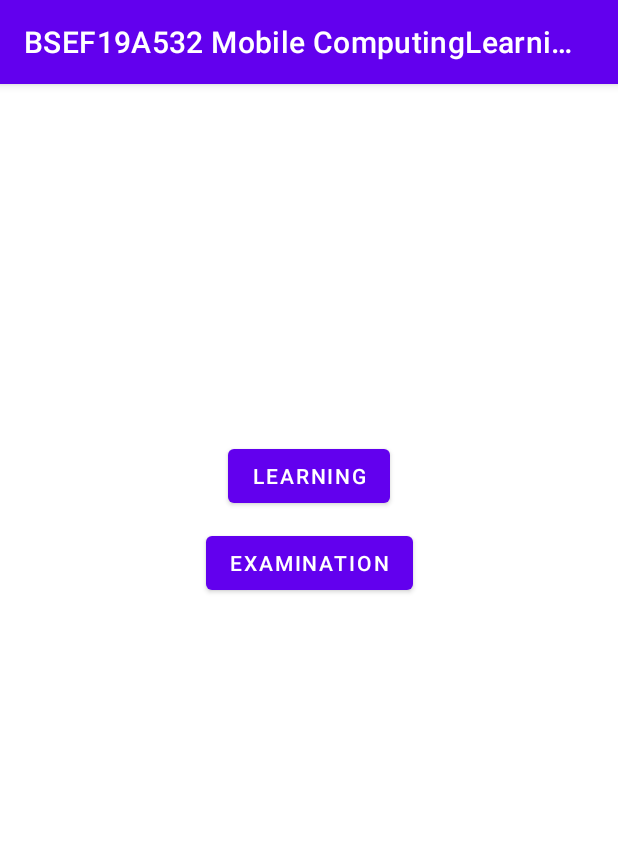
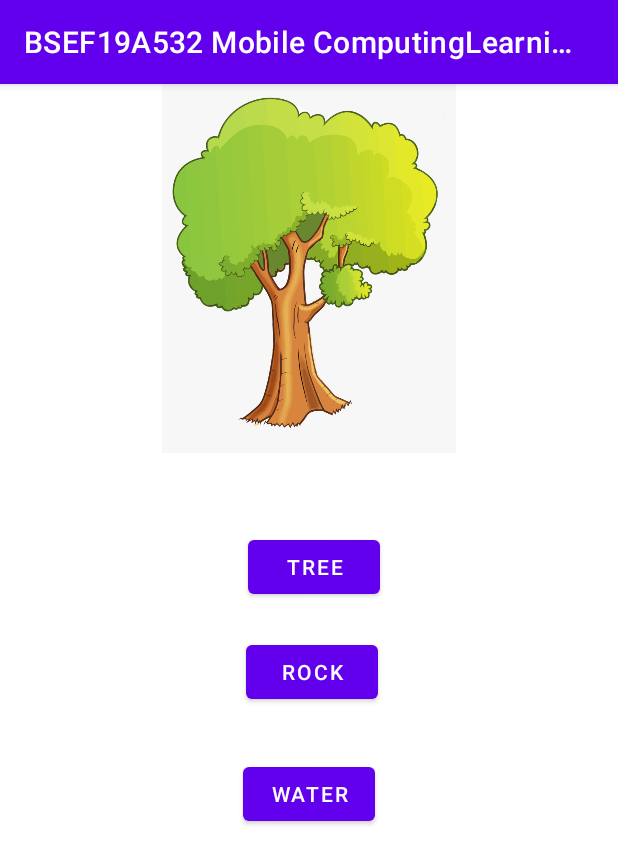
Before and after one commit to BSEF19A532/BSEF19A532-Mobile-Computing-Learning-And-Teaching-App, an Android app: the screen it shows after launch (MainActivity before the commit, Exam after it), after a tap on "EXAMINATION", on a phone screen of 412 x 824 dp. Shown: the top 864 px of the screen. Run offline under Robolectric (Android 15) with nearby library versions, the phone set to English and light mode, and no system bars.

Commit message:
Added basic exam layout

```diff
--- a/app/src/main/AndroidManifest.xml
+++ b/app/src/main/AndroidManifest.xml
@@ -9,6 +9,9 @@
         android:roundIcon="@mipmap/ic_launcher_round"
         android:supportsRtl="true"
         android:theme="@style/Theme.BSEF19A532MobileComputingLearningAndTeachingApp">
+        <activity
+            android:name=".Exam"
+            android:exported="true" />
         <activity
             android:name=".Learning"
             android:exported="true" />
--- /dev/null
+++ b/app/src/main/java/com/example/bsef19a532mobilecomputinglearningandteachingapp/Exam.java
@@ -0,0 +1,64 @@
+package com.example.bsef19a532mobilecomputinglearningandteachingapp;
+
+import androidx.appcompat.app.AppCompatActivity;
+
+import android.os.Bundle;
+import android.text.TextUtils;
+import android.widget.Button;
+import android.widget.ImageView;
+
+public class Exam extends AppCompatActivity {
+
+    int img;
+    String correct_option = "";
+    String wrong_option_1 = "";
+    String wrong_option_2 = "";
+
+    ImageView imgView;
+    Button option_1;
+    Button option_2;
+    Button option_3;
+
+
+    @Override
+    protected void onCreate(Bundle savedInstanceState) {
+        super.onCreate(savedInstanceState);
+        setContentView(R.layout.activity_exam);
+
+        option_1 = findViewById(R.id.option_1);
+        option_2 = findViewById(R.id.option_2);
+        option_3 = findViewById(R.id.option_3);
+
+        imgView = findViewById(R.id.image);
+
+        if ( img == 0 ) {
+            img = R.drawable.tree;
+        }
+
+        if ( correct_option.isEmpty() ) {
+            correct_option = "Tree";
+        }
+
+        if ( wrong_option_1.isEmpty() ) {
+            wrong_option_1 = "Rock";
+        }
+
+        if ( wrong_option_2.isEmpty() ) {
+            wrong_option_2 = "Water";
+        }
+
+        imgView.setImageResource(img);
+        option_1.setText(correct_option);
+        option_2.setText(wrong_option_1);
+        option_3.setText(wrong_option_2);
+    }
+
+    @Override
+    protected void onRestoreInstanceState(Bundle savedInstanceState) {
+        super.onRestoreInstanceState(savedInstanceState);
+        img = savedInstanceState.getInt("image");
+        correct_option = savedInstanceState.getString("correct_option");
+        wrong_option_1 = savedInstanceState.getString("wrong_option_1");
+        wrong_option_2 = savedInstanceState.getString("wrong_option_2");
+    }
+}
--- a/app/src/main/java/com/example/bsef19a532mobilecomputinglearningandteachingapp/MainActivity.java
+++ b/app/src/main/java/com/example/bsef19a532mobilecomputinglearningandteachingapp/MainActivity.java
@@ -33,7 +33,8 @@ public class MainActivity extends AppCompatActivity {
         btn_exam.setOnClickListener(new View.OnClickListener() {
             @Override
             public void onClick(View view) {
-
+                Intent intent = new Intent(MainActivity.this, Exam.class);
+                startActivity(intent);
             }
         });
     }
--- /dev/null
+++ b/app/src/main/res/layout/activity_exam.xml
@@ -0,0 +1,48 @@
+<?xml version="1.0" encoding="utf-8"?>
+<androidx.constraintlayout.widget.ConstraintLayout xmlns:android="http://schemas.android.com/apk/res/android"
+    xmlns:app="http://schemas.android.com/apk/res-auto"
+    xmlns:tools="http://schemas.android.com/tools"
+    android:layout_width="match_parent"
+    android:layout_height="match_parent"
+    tools:context=".Exam">
+
+    <ImageView
+        android:id="@+id/image"
+        android:layout_width="409dp"
+        android:layout_height="246dp"
+        app:layout_constraintEnd_toEndOf="parent"
+        app:layout_constraintStart_toStartOf="parent"
+        app:layout_constraintTop_toTopOf="parent"
+        app:srcCompat="@color/black"
+        tools:srcCompat="@drawable/ic_launcher_background" />
+
+    <Button
+        android:id="@+id/option_1"
+        android:layout_width="wrap_content"
+        android:layout_height="wrap_content"
+        android:layout_marginStart="3dp"
+        android:layout_marginTop="298dp"
+        android:text="Button"
+        app:layout_constraintStart_toStartOf="@+id/option_3"
+        app:layout_constraintTop_toTopOf="parent" />
+
+    <Button
+        android:id="@+id/option_2"
+        android:layout_width="wrap_content"
+        android:layout_height="wrap_content"
+        android:layout_marginTop="22dp"
+        android:layout_marginEnd="1dp"
+        android:text="Button"
+        app:layout_constraintEnd_toEndOf="@+id/option_1"
+        app:layout_constraintTop_toBottomOf="@+id/option_1" />
+
+    <Button
+        android:id="@+id/option_3"
+        android:layout_width="wrap_content"
+        android:layout_height="wrap_content"
+        android:layout_marginTop="33dp"
+        android:text="Button"
+        app:layout_constraintEnd_toEndOf="parent"
+        app:layout_constraintStart_toStartOf="parent"
+        app:layout_constraintTop_toBottomOf="@+id/option_2" />
+</androidx.constraintlayout.widget.ConstraintLayout>
--- a/app/src/main/res/layout/activity_learning.xml
+++ b/app/src/main/res/layout/activity_learning.xml
@@ -43,8 +43,11 @@
         android:layout_width="wrap_content"
         android:layout_height="wrap_content"
         android:layout_marginEnd="16dp"
+        android:alpha="1"
+        android:background="#932B2B"
         android:text="@string/next"
         app:layout_constraintBottom_toBottomOf="@+id/btn_prev"
         app:layout_constraintEnd_toEndOf="parent"
-        app:layout_constraintTop_toTopOf="@+id/btn_prev" />
+        app:layout_constraintTop_toTopOf="@+id/btn_prev"
+        app:rippleColor="#3E0F0F" />
 </androidx.constraintlayout.widget.ConstraintLayout>
```
